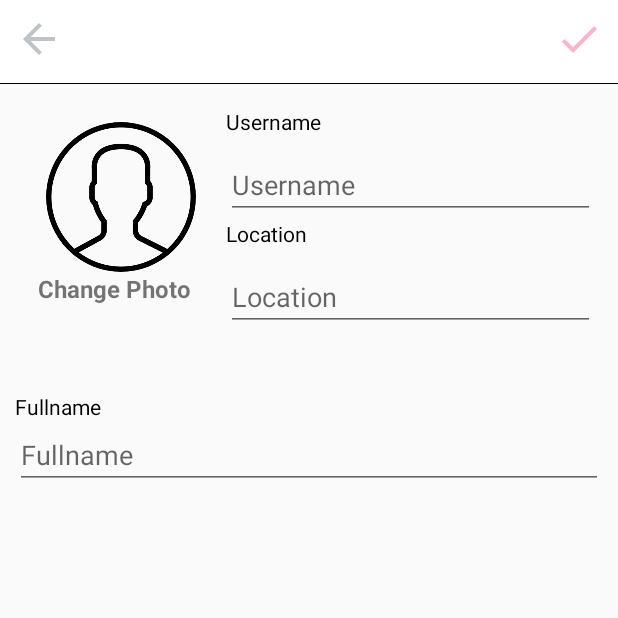
After one commit to whiterose-fsociety/CopUp22, an Android app: the fragment EditProfileFragment placed in its activity, on a phone screen of 412 x 824 dp, the top half of it. The commit adds this screen. Run offline under Robolectric (Android 15) with nearby library versions, the phone set to English and light mode, and no system bars; our stand-ins replace ButterKnife, CircleImageView, Picasso; libraries missing offline, so code that uses them is left out: com.ittianyu.bottomnavigationviewex.

```diff
--- /dev/null
+++ b/app/src/main/java/com/example/copup2/Profile/EditProfileFragment.java
@@ -0,0 +1,142 @@
+package com.example.copup2.Profile;
+
+import android.app.Activity;
+import android.content.Intent;
+import android.net.Uri;
+import android.os.Bundle;
+import android.util.Log;
+import android.view.LayoutInflater;
+import android.view.View;
+import android.view.ViewGroup;
+import android.widget.EditText;
+import android.widget.ImageView;
+import android.widget.LinearLayout;
+import android.widget.ProgressBar;
+import android.widget.TextView;
+
+import androidx.annotation.NonNull;
+import androidx.annotation.Nullable;
+import androidx.fragment.app.Fragment;
+import androidx.fragment.app.FragmentTransaction;
+
+import com.example.copup2.Models.LoggedUser;
+import com.example.copup2.Models.User;
+import com.example.copup2.R;
+import com.squareup.picasso.Picasso;
+
+import butterknife.BindView;
+import butterknife.ButterKnife;
+import butterknife.OnClick;
+
+public class EditProfileFragment extends Fragment {
+    private static final String TAG = EditProfileFragment.class.getName();
+    private static final int GALLERY_REQUEST_CODE = 144;
+
+
+    private View mView;
+
+    @BindView(R.id.back)
+    ImageView mBack;
+    @BindView(R.id.bottom_sheet)
+    LinearLayout mBottomSheet;
+    @BindView(R.id.bottom_sheet_text)
+    TextView Message;
+    @BindView(R.id.save)
+    ImageView Save;
+    @BindView(R.id.progress_bar)
+    ProgressBar progressBar;
+
+
+    @BindView(R.id.username)
+    EditText mUsername;
+    @BindView(R.id.location)
+    EditText mLocation;
+    @BindView(R.id.fullname)
+    EditText mFullname;
+    @BindView(R.id.profile_image)
+    ImageView mProfileImage;
+    @BindView(R.id.change_photo)
+    TextView mChangePhoto;
+
+
+    private Uri mImageUri;
+    private User loggedUser;
+
+    @Override
+    public void onCreate(@Nullable Bundle savedInstanceState) {
+        super.onCreate(savedInstanceState);
+        if (LoggedUser.getInstance() != null) {
+            if (LoggedUser.getUser() != null) {
+                loggedUser = LoggedUser.getUser();
+            } else {
+                Log.d(TAG, "onCreate: USER IS NULL");
+            }
+        } else {
+            Log.d(TAG, "onCreate: USER IS NULL");
+//            Intent loginIntent = new Intent(getContext(), LoginActivity.class);
+//            getActivity().startActivity(loginIntent);
+        }
+    }
+
+    @Nullable
+    @Override
+    public View onCreateView(@NonNull LayoutInflater inflater, @Nullable ViewGroup
+            container, @Nullable Bundle savedInstanceState) {
+        mView = inflater.inflate(R.layout.fragment_edit_profile, container, false);
+        ButterKnife.bind(this, mView);
+        return mView;
+    }
+
+
+    @OnClick(R.id.back)
+    void back() {
+        FragmentTransaction fragmentTransaction = getActivity().getSupportFragmentManager().beginTransaction();
+        fragmentTransaction.replace(R.id.placeholder, new ProfileFragment());
+        fragmentTransaction.addToBackStack(getString(R.string.edit_profile_fragment));
+        fragmentTransaction.commit();
+    }
+
+    @Override
+    public void onActivityResult(int requestCode, int resultCode, Intent data) {
+        super.onActivityResult(requestCode, resultCode, data);
+        if (requestCode == GALLERY_REQUEST_CODE && resultCode == Activity.RESULT_OK) {
+            if (data.getData() != null) {
+                mImageUri = data.getData();
+                Picasso.get().load(mImageUri).centerCrop().fit().into(mProfileImage);
+                /**
+                 * Upload to Firebase Storage
+                 */
+            } else {
+
+            }
+        }
+    }
+
+    @OnClick(R.id.save)
+    void save() {
+        String username = mUsername.getText().toString().trim();
+        String location = mLocation.getText().toString().trim();
+        String fullname = mFullname.getText().toString().trim();
+        String uri = (mImageUri == null) ? null : mImageUri.toString();
+        String imageUrl = (loggedUser.getProfile_image() == null) ? uri : loggedUser.getProfile_image();
+        User user = new User();
+        user.setUsername(username);
+        user.setLocation(location);
+        user.setFullname(fullname);
+        user.setProfile_image(imageUrl);
+        Log.d(TAG, "save: USER " + user.toString());
+
+    }
+
+    @OnClick(R.id.change_photo)
+    void chooseFromGallery() {
+        Log.d(TAG, "chooseFromGallery: CHOOSING FROM GALLERY");
+        Intent galleryIntent = new Intent(Intent.ACTION_PICK);
+        galleryIntent.setType("image/*");
+        String[] mimeTypes = {"image/jpeg", "image/png"};
+        galleryIntent.putExtra(Intent.EXTRA_MIME_TYPES, mimeTypes);
+        startActivityForResult(galleryIntent, GALLERY_REQUEST_CODE);
+    }
+
+
+}
--- a/app/src/main/java/com/example/copup2/Profile/ProfileFragment.java
+++ b/app/src/main/java/com/example/copup2/Profile/ProfileFragment.java
@@ -1,30 +1,102 @@
 package com.example.copup2.Profile;
 
+import android.content.Intent;
 import android.os.Bundle;
+import android.util.Log;
 import android.view.LayoutInflater;
 import android.view.View;
 import android.view.ViewGroup;
+import android.widget.EditText;
+import android.widget.ImageView;
+import android.widget.TextView;
 
 import androidx.annotation.NonNull;
 import androidx.annotation.Nullable;
 import androidx.fragment.app.Fragment;
 import androidx.fragment.app.FragmentTransaction;
 
+import com.example.copup2.Models.LoggedUser;
+import com.example.copup2.Models.User;
 import com.example.copup2.R;
+import com.example.copup2.Registry.LoginActivity;
+import com.squareup.picasso.Picasso;
 
+import butterknife.BindView;
 import butterknife.ButterKnife;
+import butterknife.OnClick;
 
 public class ProfileFragment extends Fragment {
     private static final String TAG = ProfileFragment.class.getName();
 
     private View mView;
 
+    User loggedUser;
+
+
+    @BindView(R.id.username)
+    TextView mUsername;
+    @BindView(R.id.profile_image)
+    ImageView mProfileImage;
+    @BindView(R.id.options)
+    ImageView mOptions;
+    @BindView(R.id.followers)
+    TextView mFollowers;
+    @BindView(R.id.following)
+    TextView mFollowing;
+
+
+    @Override
+    public void onCreate(@Nullable Bundle savedInstanceState) {
+        super.onCreate(savedInstanceState);
+        if (LoggedUser.getInstance() != null) {
+            if (LoggedUser.getUser() != null) {
+                loggedUser = LoggedUser.getUser();
+            } else {
+                Log.d(TAG, "onCreate: USER IS NULL");
+            }
+        } else {
+            Log.d(TAG, "onCreate: USER IS NULL");
+//            Intent loginIntent = new Intent(getContext(), LoginActivity.class);
+//            getActivity().startActivity(loginIntent);
+        }
+    }
+
     @Nullable
     @Override
     public View onCreateView(@NonNull LayoutInflater inflater, @Nullable ViewGroup container, @Nullable Bundle savedInstanceState) {
         mView = inflater.inflate(R.layout.fragment_profile, container, false);
         ButterKnife.bind(this, mView);
+        fetchUser();
         return mView;
     }
 
+    @OnClick(R.id.options)
+    void navigate() {
+        FragmentTransaction fragmentTransaction = getActivity().getSupportFragmentManager().beginTransaction();
+        fragmentTransaction.replace(R.id.placeholder, new EditProfileFragment());
+        fragmentTransaction.addToBackStack(getString(R.string.profile_fragment));
+        fragmentTransaction.commit();
+    }
+
+    private void fetchProducts() {
+
+    }
+
+    private void fetchUser() {
+        if (loggedUser != null) {
+            mUsername.setText(loggedUser.getUsername());
+            if (loggedUser.getProfile_image() != null) {
+                Picasso.get().load(loggedUser.getProfile_image()).into(mProfileImage);
+            }
+            if (loggedUser.getFollowers() == null) {
+                mFollowers.setText(String.valueOf(0));
+            }
+            if (loggedUser.getFollowing() == null) {
+                mFollowing.setText(String.valueOf(0));
+            }
+        } else {
+            Log.d(TAG, "init: USER DOES NOT EXIST");
+        }
+    }
+
 }
--- /dev/null
+++ b/app/src/main/res/drawable-anydpi/ic_checkmark.xml
@@ -0,0 +1,10 @@
+<vector xmlns:android="http://schemas.android.com/apk/res/android"
+    android:width="24dp"
+    android:height="24dp"
+    android:viewportWidth="24"
+    android:viewportHeight="24"
+    android:tint="#FFB3C8">
+    <path
+        android:fillColor="#FF000000"
+        android:pathData="M9,16.17L4.83,12l-1.42,1.41L9,19 21,7l-1.41,-1.41z"/>
+</vector>
--- /dev/null
+++ b/app/src/main/res/layout/edit_profile_top_header.xml
@@ -0,0 +1,96 @@
+<?xml version="1.0" encoding="utf-8"?>
+<LinearLayout xmlns:android="http://schemas.android.com/apk/res/android"
+    android:layout_width="match_parent"
+    android:layout_height="wrap_content"
+    android:orientation="vertical"
+    android:padding="10dp">
+
+    <RelativeLayout
+        android:layout_width="match_parent"
+        android:layout_height="wrap_content"
+        android:padding="5dp">
+
+        <de.hdodenhof.circleimageview.CircleImageView
+            android:id="@+id/profile_image"
+            android:layout_width="100dp"
+            android:layout_height="100dp"
+            android:layout_marginLeft="15dp"
+            android:layout_marginTop="10dp"
+            android:src="@drawable/user" />
+
+        <TextView
+            android:id="@+id/change_photo"
+            android:layout_width="wrap_content"
+            android:layout_height="wrap_content"
+            android:layout_below="@+id/profile_image"
+            android:layout_marginLeft="10dp"
+            android:text="Change Photo"
+            android:textSize="@dimen/small_text_size"
+            android:textStyle="bold" />
+
+
+        <TextView
+            android:id="@+id/text_username"
+            android:layout_width="wrap_content"
+            android:layout_height="wrap_content"
+            android:layout_marginLeft="20dp"
+            android:layout_toRightOf="@+id/profile_image"
+            android:text="@string/username"
+            android:textColor="@android:color/black" />
+
+        <EditText
+            android:id="@+id/username"
+            android:layout_width="match_parent"
+            android:layout_height="wrap_content"
+            android:layout_below="@id/text_username"
+            android:layout_marginLeft="20dp"
+            android:layout_marginTop="10dp"
+            android:layout_toRightOf="@+id/profile_image"
+            android:hint="@string/username" />
+
+        <TextView
+            android:id="@+id/text_location"
+            android:layout_width="wrap_content"
+            android:layout_height="wrap_content"
+            android:layout_below="@+id/username"
+            android:layout_marginLeft="20dp"
+            android:layout_toRightOf="@+id/profile_image"
+            android:text="@string/location"
+            android:textColor="@android:color/black" />
+
+        <EditText
+            android:layout_width="match_parent"
+            android:layout_height="wrap_content"
+            android:layout_below="@+id/text_location"
+            android:layout_marginLeft="20dp"
+            android:layout_marginTop="10dp"
+            android:id="@+id/location"
+            android:layout_toRightOf="@+id/profile_image"
+            android:hint="@string/location" />
+
+    </RelativeLayout>
+
+    <TextView
+        android:id="@+id/text_fullname"
+        android:layout_width="match_parent"
+        android:layout_height="wrap_content"
+        android:layout_marginTop="@dimen/margin_top"
+        android:text="Fullname"
+        android:textColor="@android:color/black" />
+
+    <EditText
+        android:id="@+id/fullname"
+        android:layout_width="match_parent"
+        android:layout_height="wrap_content"
+        android:hint="Fullname" />
+
+    <ProgressBar
+        android:id="@+id/progress_bar"
+        android:layout_width="wrap_content"
+        android:layout_height="wrap_content"
+        android:layout_gravity="center"
+        android:indeterminateTint="@color/colorGradient"
+        android:visibility="invisible" />
+
+
+</LinearLayout>
--- /dev/null
+++ b/app/src/main/res/layout/fragment_edit_profile.xml
@@ -0,0 +1,41 @@
+<?xml version="1.0" encoding="utf-8"?>
+<androidx.coordinatorlayout.widget.CoordinatorLayout xmlns:android="http://schemas.android.com/apk/res/android"
+    android:layout_width="match_parent"
+    android:layout_height="match_parent"
+    android:orientation="vertical">
+
+    <LinearLayout
+        android:layout_width="match_parent"
+        android:layout_height="match_parent"
+        android:orientation="vertical">
+
+        <RelativeLayout
+            android:layout_width="match_parent"
+            android:layout_height="?actionBarSize"
+            android:background="@drawable/bottom_border">
+
+            <ImageView
+                android:id="@+id/back"
+                android:layout_width="@dimen/icon_size"
+                android:layout_height="@dimen/icon_size"
+                android:layout_marginLeft="10dp"
+                android:layout_marginTop="10dp"
+                android:src="@drawable/ic_back" />
+
+
+            <ImageView
+                android:id="@+id/save"
+                android:layout_width="@dimen/icon_size"
+                android:layout_height="@dimen/icon_size"
+                android:layout_alignParentRight="true"
+                android:layout_marginTop="10dp"
+                android:layout_marginRight="10dp"
+                android:src="@drawable/ic_checkmark" />
+        </RelativeLayout>
+
+        <include layout="@layout/edit_profile_top_header" />
+
+    </LinearLayout>
+
+    <include layout="@layout/bottom_sheet" />
+</androidx.coordinatorlayout.widget.CoordinatorLayout>
--- a/app/src/main/res/values/strings.xml
+++ b/app/src/main/res/values/strings.xml
@@ -95,6 +95,7 @@
     <string name="select_image_fragment">select_image_fragment</string>
     <string name="select_details_fragment">select_details_fragment</string>
     <string name="profile_fragment">profile_fragment</string>
+    <string name="edit_profile_fragment">edit_profile_fragment</string>
     <!--Fragment Strings-->
 
     <string name="register_sign_up">Sign Up</string>
```
Also changed, not shown: app/src/main/java/com/example/copup2/FirebaseModels/Authentication.java (+8 -3 lines), app/src/main/java/com/example/copup2/Models/User.java (+32 -1 lines), app/src/main/res/layout/profile_top_header.xml (+3 -5 lines), app/src/main/res/drawable-hdpi/ic_checkmark.png (added), app/src/main/res/drawable-mdpi/ic_checkmark.png (added), app/src/main/res/drawable-xhdpi/ic_checkmark.png (added), app/src/main/res/drawable-xxhdpi/ic_checkmark.png (added), app/src/main/res/drawable/user.png (added).
